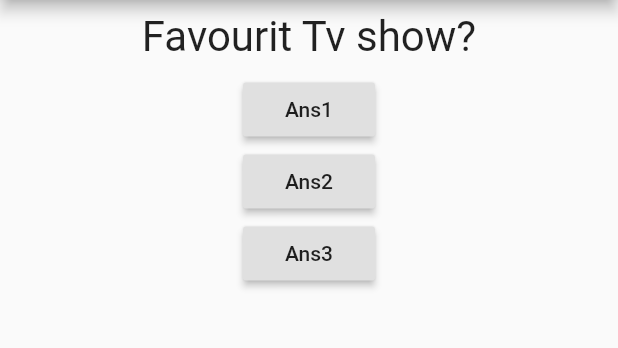
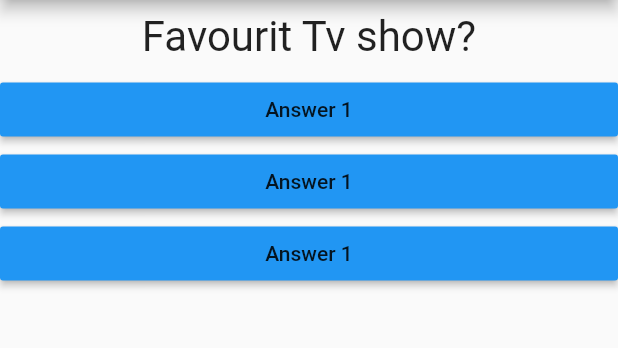
Before and after one commit to ammarnasr/quizz_app, a Flutter app: the screen it shows after launch, on a phone screen of 412 x 824 dp, the part 84-432 px from its top. Run offline on Flutter 3.47's test engine with Material 2 defaults, Android fonts, the phone set to English and light mode, and no system bars.

Commit message:
answer custom widget

```diff
--- /dev/null
+++ b/lib/answer.dart
@@ -0,0 +1,19 @@
+import 'package:flutter/material.dart';
+
+class Answer extends StatelessWidget {
+  final Function answerResponse;
+
+  Answer(this.answerResponse);
+
+  @override
+  Widget build(BuildContext context) {
+    return Container(
+      width: double.infinity,
+      child: RaisedButton(
+        color: Colors.blue,
+        child: Text('Answer 1'),
+        onPressed: answerResponse,
+      ),
+    );
+  }
+}
--- a/lib/main.dart
+++ b/lib/main.dart
@@ -1,4 +1,5 @@
 import 'package:flutter/material.dart';
+import 'package:quizz_app/answer.dart';
 import './qustioin.dart';
 
 void main() {
@@ -34,20 +35,9 @@ class _MyAppState extends State<MyApp> {
             Question(
               _questionList[_questionIndex],
             ),
-            RaisedButton(
-              onPressed: _chooseAnswer,
-              child: Text('Ans1'),
-            ),
-            RaisedButton(
-              onPressed: () => print('Second Answer Chosen!'),
-              child: Text('Ans2'),
-            ),
-            RaisedButton(
-              onPressed: () {
-                print('Third Answer Chosen!');
-              },
-              child: Text('Ans3'),
-            ),
+            Answer(_chooseAnswer),
+            Answer(_chooseAnswer),
+            Answer(_chooseAnswer),
           ],
         ),
       ),
```
